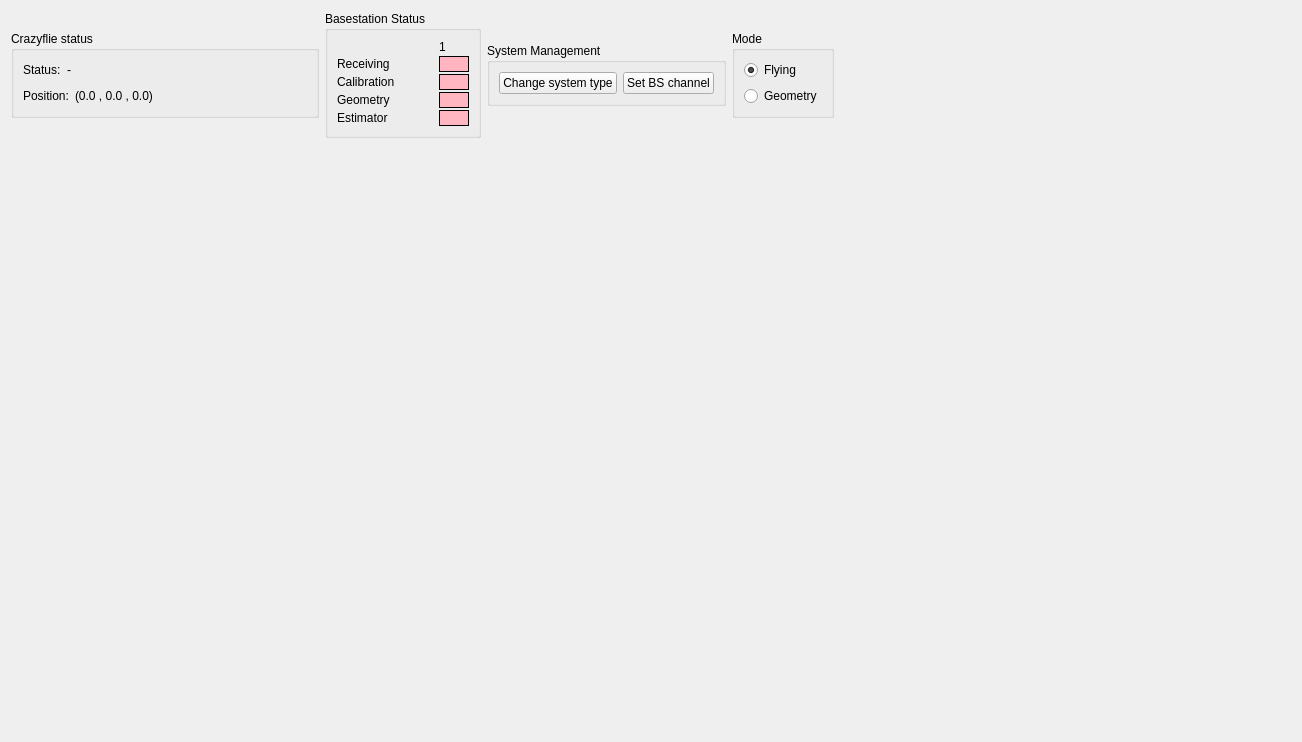
The window that src/cfclient/ui/tabs/lighthouse_tab.ui (bitcraze/crazyflie-clients-python) describes before a commit, drawn with Qt 5.
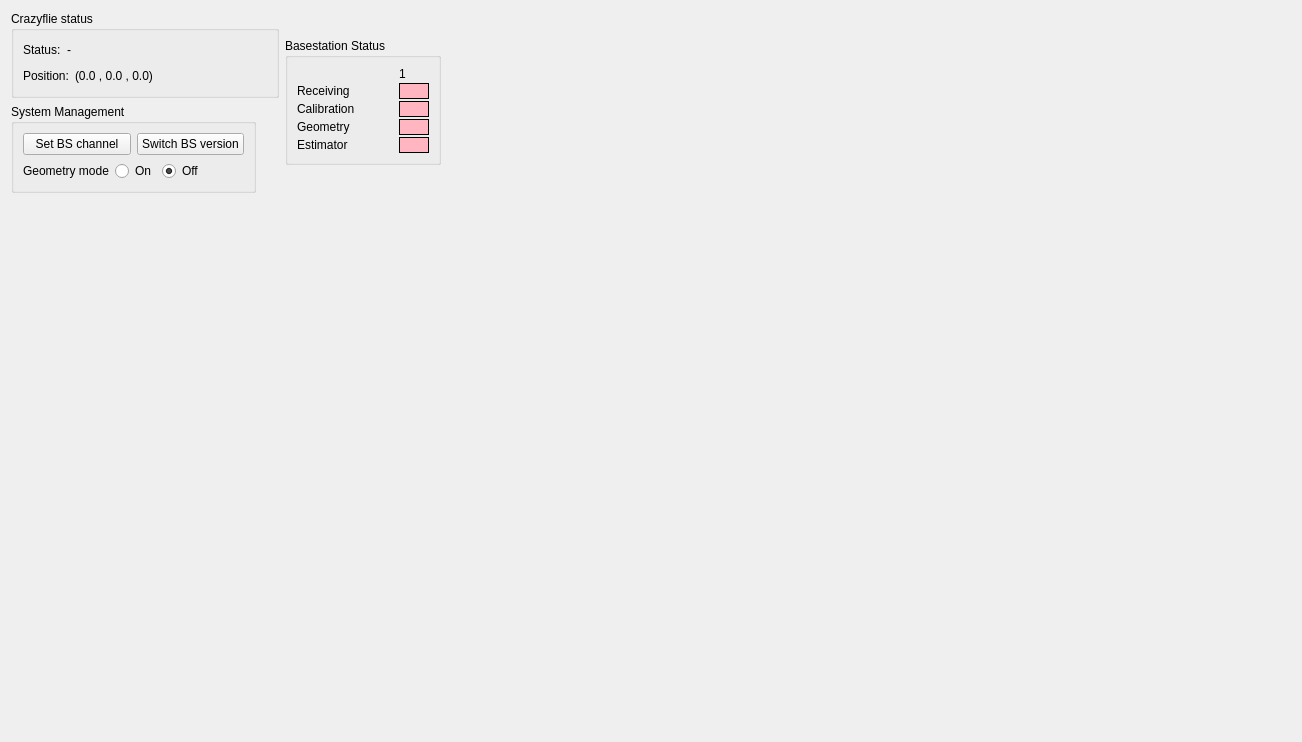
The same window after the commit.

Commit message: Reorganized the System Management UI

Diff of the .ui file:
```diff
--- a/src/cfclient/ui/tabs/lighthouse_tab.ui
+++ b/src/cfclient/ui/tabs/lighthouse_tab.ui
@@ -10,6 +10,12 @@
     <height>742</height>
    </rect>
   </property>
+  <property name="sizePolicy">
+   <sizepolicy hsizetype="Maximum" vsizetype="Preferred">
+    <horstretch>0</horstretch>
+    <verstretch>0</verstretch>
+   </sizepolicy>
+  </property>
   <property name="windowTitle">
    <string>Plot</string>
   </property>
@@ -20,6 +26,8 @@
       <enum>QLayout::SizeConstraint::SetDefaultConstraint</enum>
      </property>
      <item>
+      <layout class="QVBoxLayout" name="verticalLayout_2">
+       <item>
       <widget class="QGroupBox" name="groupBox_4">
        <property name="sizePolicy">
         <sizepolicy hsizetype="Maximum" vsizetype="Maximum">
@@ -134,6 +142,101 @@
       </widget>
      </item>
      <item>
+        <widget class="QGroupBox" name="groupBox">
+         <property name="sizePolicy">
+          <sizepolicy hsizetype="Maximum" vsizetype="Maximum">
+           <horstretch>0</horstretch>
+           <verstretch>0</verstretch>
+          </sizepolicy>
+         </property>
+         <property name="minimumSize">
+          <size>
+           <width>0</width>
+           <height>0</height>
+          </size>
+         </property>
+         <property name="title">
+          <string>System Management</string>
+         </property>
+         <property name="alignment">
+          <set>Qt::AlignmentFlag::AlignLeading|Qt::AlignmentFlag::AlignLeft|Qt::AlignmentFlag::AlignTop</set>
+         </property>
+         <layout class="QVBoxLayout" name="verticalLayout">
+          <property name="sizeConstraint">
+           <enum>QLayout::SizeConstraint::SetDefaultConstraint</enum>
+          </property>
+          <item>
+           <layout class="QVBoxLayout" name="verticalLayout_4" stretch="0,0">
+            <item>
+             <layout class="QHBoxLayout" name="horizontalLayout_6">
+              <item>
+               <widget class="QPushButton" name="_manage_basestation_mode_button">
+                <property name="text">
+                 <string>Set BS channel</string>
+                </property>
+               </widget>
+              </item>
+              <item>
+               <widget class="QPushButton" name="_change_system_type_button">
+                <property name="text">
+                 <string>Switch BS version</string>
+                </property>
+               </widget>
+              </item>
+             </layout>
+            </item>
+            <item>
+             <layout class="QHBoxLayout" name="_mode_group">
+              <property name="sizeConstraint">
+               <enum>QLayout::SizeConstraint::SetMaximumSize</enum>
+              </property>
+              <item>
+               <widget class="QLabel" name="label">
+                <property name="text">
+                 <string>Geometry mode</string>
+                </property>
+               </widget>
+              </item>
+              <item>
+               <widget class="QRadioButton" name="_geo_mode_button">
+                <property name="text">
+                 <string>On</string>
+                </property>
+               </widget>
+              </item>
+              <item>
+               <widget class="QRadioButton" name="_flying_mode_button">
+                <property name="text">
+                 <string>Off</string>
+                </property>
+                <property name="checked">
+                 <bool>true</bool>
+                </property>
+               </widget>
+              </item>
+              <item>
+               <spacer name="horizontalSpacer_5">
+                <property name="orientation">
+                 <enum>Qt::Orientation::Horizontal</enum>
+                </property>
+                <property name="sizeHint" stdset="0">
+                 <size>
+                  <width>40</width>
+                  <height>20</height>
+                 </size>
+                </property>
+               </spacer>
+              </item>
+             </layout>
+            </item>
+           </layout>
+          </item>
+         </layout>
+        </widget>
+       </item>
+      </layout>
+     </item>
+     <item>
       <widget class="QGroupBox" name="groupBox_2">
        <property name="enabled">
         <bool>true</bool>
@@ -282,87 +385,6 @@
        </layout>
       </widget>
      </item>
-     <item>
-      <widget class="QGroupBox" name="groupBox">
-       <property name="sizePolicy">
-        <sizepolicy hsizetype="Maximum" vsizetype="Maximum">
-         <horstretch>0</horstretch>
-         <verstretch>0</verstretch>
-        </sizepolicy>
-       </property>
-       <property name="minimumSize">
-        <size>
-         <width>0</width>
-         <height>0</height>
-        </size>
-       </property>
-       <property name="title">
-        <string>System Management</string>
-       </property>
-       <property name="alignment">
-        <set>Qt::AlignmentFlag::AlignLeading|Qt::AlignmentFlag::AlignLeft|Qt::AlignmentFlag::AlignTop</set>
-       </property>
-       <layout class="QVBoxLayout" name="verticalLayout">
-        <property name="sizeConstraint">
-         <enum>QLayout::SizeConstraint::SetDefaultConstraint</enum>
-        </property>
-        <item>
-         <layout class="QVBoxLayout" name="verticalLayout_4" stretch="0">
-          <item>
-           <layout class="QHBoxLayout" name="horizontalLayout_6">
-            <item>
-             <widget class="QPushButton" name="_change_system_type_button">
-              <property name="text">
-               <string>Change system type</string>
-              </property>
-             </widget>
-            </item>
-            <item>
-             <widget class="QPushButton" name="_manage_basestation_mode_button">
-              <property name="text">
-               <string>Set BS channel</string>
-              </property>
-             </widget>
-            </item>
-           </layout>
-          </item>
-         </layout>
-        </item>
-       </layout>
-      </widget>
-     </item>
-     <item>
-      <widget class="QGroupBox" name="_mode_group">
-       <property name="sizePolicy">
-        <sizepolicy hsizetype="Maximum" vsizetype="Maximum">
-         <horstretch>0</horstretch>
-         <verstretch>0</verstretch>
-        </sizepolicy>
-       </property>
-       <property name="title">
-        <string>Mode</string>
-       </property>
-       <layout class="QVBoxLayout" name="verticalLayout_13">
-        <item>
-         <widget class="QRadioButton" name="_flying_mode_button">
-          <property name="text">
-           <string>Flying</string>
-          </property>
-          <property name="checked">
-           <bool>true</bool>
-          </property>
-         </widget>
-        </item>
-        <item>
-         <widget class="QRadioButton" name="_geo_mode_button">
-          <property name="text">
-           <string>Geometry</string>
-          </property>
-         </widget>
-        </item>
-       </layout>
-      </widget>
-     </item>
      <item>
       <spacer name="horizontalSpacer_2">
        <property name="orientation">
```
Lines whose indentation alone changed are shown as unchanged. The commit also changes 1 other file.
